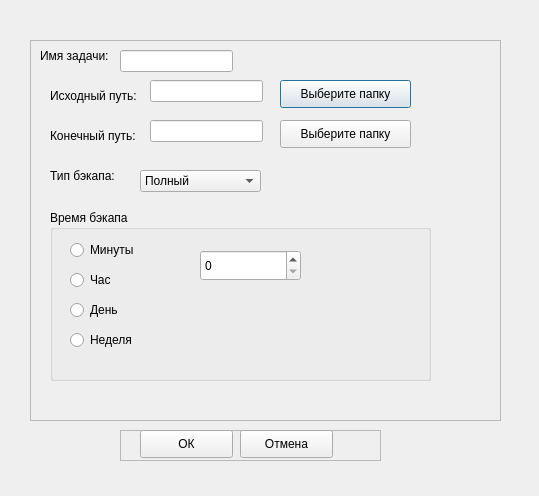
This is ui/pages/dialog/addShedule.ui in NataCher/Dat-Back as Qt 5 draws it before an edit. The edited form follows.
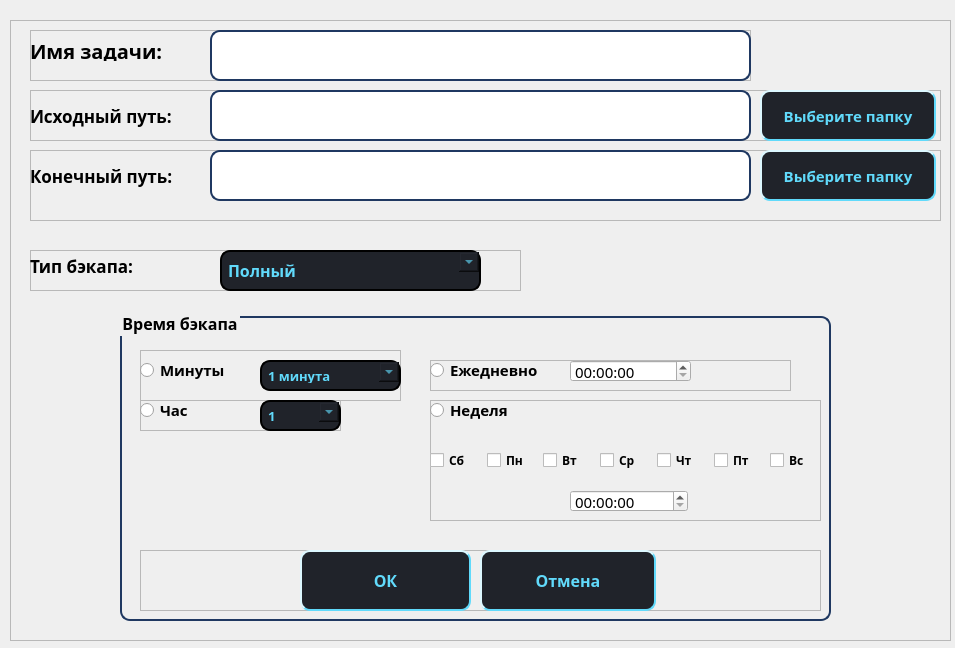
This is the edited form. Icons and pictures are not drawn.

```diff
--- a/ui/pages/dialog/addShedule.ui
+++ b/ui/pages/dialog/addShedule.ui
@@ -6,8 +6,8 @@
    <rect>
     <x>0</x>
     <y>0</y>
-    <width>539</width>
-    <height>496</height>
+    <width>955</width>
+    <height>648</height>
    </rect>
   </property>
   <property name="windowTitle">
@@ -16,10 +16,10 @@
   <widget class="QFrame" name="frame">
    <property name="geometry">
     <rect>
-     <x>30</x>
-     <y>40</y>
-     <width>471</width>
-     <height>381</height>
+     <x>10</x>
+     <y>20</y>
+     <width>941</width>
+     <height>621</height>
     </rect>
    </property>
    <property name="frameShape">
@@ -28,255 +28,1170 @@
    <property name="frameShadow">
     <enum>QFrame::Raised</enum>
    </property>
-   <widget class="QLabel" name="label">
-    <property name="geometry">
-     <rect>
-      <x>10</x>
-      <y>0</y>
-      <width>71</width>
-      <height>31</height>
-     </rect>
-    </property>
-    <property name="text">
-     <string>Имя задачи:</string>
-    </property>
-   </widget>
-   <widget class="QLineEdit" name="taskNameEdit">
-    <property name="geometry">
-     <rect>
-      <x>90</x>
-      <y>10</y>
-      <width>113</width>
-      <height>22</height>
-     </rect>
-    </property>
-   </widget>
-   <widget class="QLabel" name="label_2">
-    <property name="geometry">
-     <rect>
-      <x>20</x>
-      <y>40</y>
-      <width>91</width>
-      <height>31</height>
-     </rect>
-    </property>
-    <property name="text">
-     <string>Исходный путь:</string>
-    </property>
-   </widget>
-   <widget class="QLineEdit" name="sourcePathEdit">
-    <property name="geometry">
-     <rect>
-      <x>120</x>
-      <y>40</y>
-      <width>113</width>
-      <height>22</height>
-     </rect>
-    </property>
-   </widget>
-   <widget class="QPushButton" name="sourcePathButton">
-    <property name="geometry">
-     <rect>
-      <x>250</x>
-      <y>40</y>
-      <width>131</width>
-      <height>28</height>
-     </rect>
-    </property>
-    <property name="text">
-     <string>Выберите папку</string>
-    </property>
-   </widget>
-   <widget class="QLineEdit" name="destPathEdit">
-    <property name="geometry">
-     <rect>
-      <x>120</x>
-      <y>80</y>
-      <width>113</width>
-      <height>22</height>
-     </rect>
-    </property>
-   </widget>
-   <widget class="QLabel" name="label_5">
-    <property name="geometry">
-     <rect>
-      <x>20</x>
-      <y>80</y>
-      <width>91</width>
-      <height>31</height>
-     </rect>
-    </property>
-    <property name="text">
-     <string>Конечный путь:</string>
-    </property>
-   </widget>
-   <widget class="QPushButton" name="destPathButton">
-    <property name="geometry">
-     <rect>
-      <x>250</x>
-      <y>80</y>
-      <width>131</width>
-      <height>28</height>
-     </rect>
-    </property>
-    <property name="text">
-     <string>Выберите папку</string>
-    </property>
-   </widget>
-   <widget class="QLabel" name="label_6">
-    <property name="geometry">
-     <rect>
-      <x>20</x>
-      <y>120</y>
-      <width>91</width>
-      <height>31</height>
-     </rect>
-    </property>
-    <property name="text">
-     <string>Тип бэкапа:</string>
-    </property>
-   </widget>
-   <widget class="QComboBox" name="backupTypeCombo">
-    <property name="geometry">
-     <rect>
-      <x>110</x>
-      <y>130</y>
-      <width>121</width>
-      <height>22</height>
-     </rect>
-    </property>
-    <item>
-     <property name="text">
-      <string>Полный </string>
-     </property>
-    </item>
-    <item>
-     <property name="text">
-      <string>Инкрементальный</string>
-     </property>
-    </item>
-    <item>
-     <property name="text">
-      <string>Диференциальный</string>
-     </property>
-    </item>
-   </widget>
    <widget class="QGroupBox" name="groupBox">
     <property name="geometry">
      <rect>
-      <x>20</x>
-      <y>170</y>
-      <width>381</width>
-      <height>171</height>
+      <x>110</x>
+      <y>290</y>
+      <width>711</width>
+      <height>311</height>
      </rect>
     </property>
+    <property name="font">
+     <font>
+      <family>Century Gothic</family>
+      <pointsize>12</pointsize>
+      <weight>75</weight>
+      <bold>true</bold>
+     </font>
+    </property>
+    <property name="styleSheet">
+     <string notr="true">QGroupBox {
+    border: 2px solid #1f3861;
+    border-radius: 10px;
+    margin-top: 6px;
+}
+
+QGroupBox::indicator:unchecked {
+    background-color: #20232A;
+}
+
+QGroupBox::indicator:checked {
+    background-color: #1c4483;
+}
+
+QComboBox {
+    background-color: #20232A;
+    color: #61dafb;
+    border-style: outset;
+    border-width: 2px;
+    border-radius: 10px;
+    padding: 6px;
+}
+
+QComboBox:hover {
+    background-color: #1f3861;
+}
+
+QComboBox:pressed {
+    background-color: #1c4483;
+}
+
+QComboBox::drop-down {
+    width: 20px;
+    height: 20px;
+}
+
+QComboBox QAbstractItemView {
+    background-color: #20232A;
+    color: #61dafb;
+    border: 2px solid #1f3861;
+    selection-background-color: #1c4483;
+}
+
+</string>
+    </property>
     <property name="title">
      <string>Время бэкапа</string>
     </property>
-    <widget class="QRadioButton" name="minutesRadio">
+    <widget class="QFrame" name="frame_8">
      <property name="geometry">
       <rect>
        <x>20</x>
-       <y>30</y>
-       <width>95</width>
-       <height>20</height>
-      </rect>
-     </property>
-     <property name="text">
-      <string>Минуты</string>
-     </property>
-    </widget>
-    <widget class="QRadioButton" name="hoursRadio">
-     <property name="geometry">
-      <rect>
-       <x>20</x>
-       <y>60</y>
-       <width>95</width>
-       <height>20</height>
-      </rect>
-     </property>
-     <property name="text">
-      <string>Час</string>
-     </property>
-    </widget>
-    <widget class="QRadioButton" name="daysRadio">
-     <property name="geometry">
-      <rect>
-       <x>20</x>
-       <y>90</y>
-       <width>95</width>
-       <height>20</height>
-      </rect>
-     </property>
-     <property name="text">
-      <string>День</string>
-     </property>
-    </widget>
-    <widget class="QRadioButton" name="weeksRadio">
-     <property name="geometry">
-      <rect>
-       <x>20</x>
-       <y>120</y>
-       <width>95</width>
-       <height>20</height>
-      </rect>
-     </property>
-     <property name="text">
-      <string>Неделя</string>
-     </property>
-    </widget>
-    <widget class="QSpinBox" name="timeSpinBox">
-     <property name="geometry">
-      <rect>
-       <x>150</x>
        <y>40</y>
-       <width>101</width>
+       <width>261</width>
+       <height>51</height>
+      </rect>
+     </property>
+     <property name="frameShape">
+      <enum>QFrame::StyledPanel</enum>
+     </property>
+     <property name="frameShadow">
+      <enum>QFrame::Raised</enum>
+     </property>
+     <widget class="QRadioButton" name="minutesRadio">
+      <property name="geometry">
+       <rect>
+        <x>0</x>
+        <y>10</y>
+        <width>111</width>
+        <height>20</height>
+       </rect>
+      </property>
+      <property name="font">
+       <font>
+        <family>Century Gothic</family>
+        <pointsize>11</pointsize>
+        <weight>75</weight>
+        <bold>true</bold>
+       </font>
+      </property>
+      <property name="text">
+       <string>Минуты</string>
+      </property>
+     </widget>
+     <widget class="QComboBox" name="minutesComboBox">
+      <property name="geometry">
+       <rect>
+        <x>120</x>
+        <y>10</y>
+        <width>141</width>
+        <height>31</height>
+       </rect>
+      </property>
+      <property name="font">
+       <font>
+        <family>Century Gothic</family>
+        <pointsize>10</pointsize>
+        <weight>75</weight>
+        <bold>true</bold>
+       </font>
+      </property>
+      <property name="styleSheet">
+       <string notr="true">QComboBox {
+    background-color: #20232A;
+    color: #61dafb;
+    border-style: outset;
+    border-width: 2px;
+    border-radius: 10px;
+    padding: 6px;
+}
+
+QComboBox:hover {
+    background-color: #1f3861;
+}
+
+QComboBox:pressed {
+    background-color: #1c4483;
+}
+
+QComboBox::drop-down {
+    width: 20px;
+    height: 20px;
+}
+
+QComboBox QAbstractItemView {
+    background-color: #20232A;
+    color: #61dafb;
+    border: 2px solid #1f3861;
+    selection-background-color: #1c4483;
+}
+</string>
+      </property>
+      <item>
+       <property name="text">
+        <string>1 минута</string>
+       </property>
+      </item>
+      <item>
+       <property name="text">
+        <string>5 минут</string>
+       </property>
+      </item>
+      <item>
+       <property name="text">
+        <string>10 минут</string>
+       </property>
+      </item>
+      <item>
+       <property name="text">
+        <string>15 минут</string>
+       </property>
+      </item>
+      <item>
+       <property name="text">
+        <string>20 минут</string>
+       </property>
+      </item>
+      <item>
+       <property name="text">
+        <string>25 минут</string>
+       </property>
+      </item>
+      <item>
+       <property name="text">
+        <string>30 минут</string>
+       </property>
+      </item>
+      <item>
+       <property name="text">
+        <string>35 минут</string>
+       </property>
+      </item>
+      <item>
+       <property name="text">
+        <string>40 минут</string>
+       </property>
+      </item>
+      <item>
+       <property name="text">
+        <string>45 минут</string>
+       </property>
+      </item>
+      <item>
+       <property name="text">
+        <string>50 минут</string>
+       </property>
+      </item>
+      <item>
+       <property name="text">
+        <string>55 минут</string>
+       </property>
+      </item>
+      <item>
+       <property name="text">
+        <string>60 минут</string>
+       </property>
+      </item>
+     </widget>
+    </widget>
+    <widget class="QFrame" name="frame_9">
+     <property name="geometry">
+      <rect>
+       <x>20</x>
+       <y>90</y>
+       <width>201</width>
        <height>31</height>
       </rect>
      </property>
+     <property name="frameShape">
+      <enum>QFrame::StyledPanel</enum>
+     </property>
+     <property name="frameShadow">
+      <enum>QFrame::Raised</enum>
+     </property>
+     <widget class="QRadioButton" name="hoursRadio">
+      <property name="geometry">
+       <rect>
+        <x>0</x>
+        <y>0</y>
+        <width>111</width>
+        <height>20</height>
+       </rect>
+      </property>
+      <property name="font">
+       <font>
+        <family>Century Gothic</family>
+        <pointsize>11</pointsize>
+        <weight>75</weight>
+        <bold>true</bold>
+       </font>
+      </property>
+      <property name="text">
+       <string>Час</string>
+      </property>
+     </widget>
+     <widget class="QComboBox" name="hoursComboBox">
+      <property name="geometry">
+       <rect>
+        <x>120</x>
+        <y>0</y>
+        <width>81</width>
+        <height>31</height>
+       </rect>
+      </property>
+      <property name="font">
+       <font>
+        <family>Century Gothic</family>
+        <pointsize>10</pointsize>
+        <weight>75</weight>
+        <bold>true</bold>
+       </font>
+      </property>
+      <property name="styleSheet">
+       <string notr="true">QComboBox {
+    background-color: #20232A;
+    color: #61dafb;
+    border-style: outset;
+    border-width: 2px;
+    border-radius: 10px;
+    padding: 6px;
+}
+
+QComboBox:hover {
+    background-color: #1f3861;
+}
+
+QComboBox:pressed {
+    background-color: #1c4483;
+}
+
+QComboBox::drop-down {
+    width: 20px;
+    height: 20px;
+}
+
+QComboBox QAbstractItemView {
+    background-color: #20232A;
+    color: #61dafb;
+    border: 2px solid #1f3861;
+    selection-background-color: #1c4483;
+}
+</string>
+      </property>
+      <item>
+       <property name="text">
+        <string>1</string>
+       </property>
+      </item>
+      <item>
+       <property name="text">
+        <string>2</string>
+       </property>
+      </item>
+      <item>
+       <property name="text">
+        <string>3</string>
+       </property>
+      </item>
+      <item>
+       <property name="text">
+        <string>4</string>
+       </property>
+      </item>
+      <item>
+       <property name="text">
+        <string>5</string>
+       </property>
+      </item>
+      <item>
+       <property name="text">
+        <string>6</string>
+       </property>
+      </item>
+      <item>
+       <property name="text">
+        <string>7</string>
+       </property>
+      </item>
+      <item>
+       <property name="text">
+        <string>8</string>
+       </property>
+      </item>
+      <item>
+       <property name="text">
+        <string>9</string>
+       </property>
+      </item>
+      <item>
+       <property name="text">
+        <string>10</string>
+       </property>
+      </item>
+      <item>
+       <property name="text">
+        <string>11</string>
+       </property>
+      </item>
+      <item>
+       <property name="text">
+        <string>12</string>
+       </property>
+      </item>
+      <item>
+       <property name="text">
+        <string>13</string>
+       </property>
+      </item>
+      <item>
+       <property name="text">
+        <string>14</string>
+       </property>
+      </item>
+      <item>
+       <property name="text">
+        <string>15</string>
+       </property>
+      </item>
+      <item>
+       <property name="text">
+        <string>16</string>
+       </property>
+      </item>
+      <item>
+       <property name="text">
+        <string>17</string>
+       </property>
+      </item>
+      <item>
+       <property name="text">
+        <string>18</string>
+       </property>
+      </item>
+      <item>
+       <property name="text">
+        <string>19</string>
+       </property>
+      </item>
+      <item>
+       <property name="text">
+        <string>20</string>
+       </property>
+      </item>
+      <item>
+       <property name="text">
+        <string>21</string>
+       </property>
+      </item>
+      <item>
+       <property name="text">
+        <string>22</string>
+       </property>
+      </item>
+      <item>
+       <property name="text">
+        <string>23</string>
+       </property>
+      </item>
+      <item>
+       <property name="text">
+        <string>24</string>
+       </property>
+      </item>
+     </widget>
     </widget>
+    <widget class="QFrame" name="frame_10">
+     <property name="geometry">
+      <rect>
+       <x>310</x>
+       <y>50</y>
+       <width>361</width>
+       <height>31</height>
+      </rect>
+     </property>
+     <property name="frameShape">
+      <enum>QFrame::StyledPanel</enum>
+     </property>
+     <property name="frameShadow">
+      <enum>QFrame::Raised</enum>
+     </property>
+     <widget class="QRadioButton" name="daysRadio">
+      <property name="geometry">
+       <rect>
+        <x>0</x>
+        <y>0</y>
+        <width>141</width>
+        <height>20</height>
+       </rect>
+      </property>
+      <property name="font">
+       <font>
+        <family>Century Gothic</family>
+        <pointsize>11</pointsize>
+        <weight>75</weight>
+        <bold>true</bold>
+       </font>
+      </property>
+      <property name="text">
+       <string>Ежедневно</string>
+      </property>
+     </widget>
+     <widget class="QTimeEdit" name="dayTimeEdit">
+      <property name="geometry">
+       <rect>
+        <x>140</x>
+        <y>0</y>
+        <width>121</width>
+        <height>22</height>
+       </rect>
+      </property>
+      <property name="font">
+       <font>
+        <family>Century Gothic</family>
+        <pointsize>11</pointsize>
+        <weight>50</weight>
+        <bold>false</bold>
+       </font>
+      </property>
+     </widget>
+    </widget>
+    <widget class="QFrame" name="frame_11">
+     <property name="geometry">
+      <rect>
+       <x>310</x>
+       <y>90</y>
+       <width>391</width>
+       <height>121</height>
+      </rect>
+     </property>
+     <property name="frameShape">
+      <enum>QFrame::StyledPanel</enum>
+     </property>
+     <property name="frameShadow">
+      <enum>QFrame::Raised</enum>
+     </property>
+     <widget class="QRadioButton" name="weeksRadio">
+      <property name="geometry">
+       <rect>
+        <x>0</x>
+        <y>0</y>
+        <width>131</width>
+        <height>20</height>
+       </rect>
+      </property>
+      <property name="font">
+       <font>
+        <family>Century Gothic</family>
+        <pointsize>11</pointsize>
+        <weight>75</weight>
+        <bold>true</bold>
+       </font>
+      </property>
+      <property name="text">
+       <string>Неделя</string>
+      </property>
+     </widget>
+     <widget class="QWidget" name="weekDaysGroup" native="true">
+      <property name="geometry">
+       <rect>
+        <x>0</x>
+        <y>40</y>
+        <width>391</width>
+        <height>41</height>
+       </rect>
+      </property>
+      <layout class="QHBoxLayout" name="horizontalLayout">
+       <item>
+        <widget class="QCheckBox" name="saturdayCheckBox">
+         <property name="font">
+          <font>
+           <family>Century Gothic</family>
+           <pointsize>9</pointsize>
+           <weight>75</weight>
+           <bold>true</bold>
+          </font>
+         </property>
+         <property name="text">
+          <string>Сб</string>
+         </property>
+        </widget>
+       </item>
+       <item>
+        <widget class="QCheckBox" name="mondayCheckBox">
+         <property name="font">
+          <font>
+           <family>Century Gothic</family>
+           <pointsize>9</pointsize>
+           <weight>75</weight>
+           <bold>true</bold>
+          </font>
+         </property>
+         <property name="text">
+          <string>Пн</string>
+         </property>
+        </widget>
+       </item>
+       <item>
+        <widget class="QCheckBox" name="tuesdayCheckBox">
+         <property name="font">
+          <font>
+           <family>Century Gothic</family>
+           <pointsize>9</pointsize>
+           <weight>75</weight>
+           <bold>true</bold>
+          </font>
+         </property>
+         <property name="text">
+          <string>Вт</string>
+         </property>
+        </widget>
+       </item>
+       <item>
+        <widget class="QCheckBox" name="wednesdayCheckBox">
+         <property name="font">
+          <font>
+           <family>Century Gothic</family>
+           <pointsize>9</pointsize>
+           <weight>75</weight>
+           <bold>true</bold>
+          </font>
+         </property>
+         <property name="text">
+          <string>Ср</string>
+         </property>
+        </widget>
+       </item>
+       <item>
+        <widget class="QCheckBox" name="thursdayCheckBox">
+         <property name="font">
+          <font>
+           <family>Century Gothic</family>
+           <pointsize>9</pointsize>
+           <weight>75</weight>
+           <bold>true</bold>
+          </font>
+         </property>
+         <property name="text">
+          <string>Чт</string>
+         </property>
+        </widget>
+       </item>
+       <item>
+        <widget class="QCheckBox" name="fridayCheckBox">
+         <property name="font">
+          <font>
+           <family>Century Gothic</family>
+           <pointsize>9</pointsize>
+           <weight>75</weight>
+           <bold>true</bold>
+          </font>
+         </property>
+         <property name="text">
+          <string>Пт</string>
+         </property>
+        </widget>
+       </item>
+       <item>
+        <widget class="QCheckBox" name="sundayCheckBox">
+         <property name="font">
+          <font>
+           <family>Century Gothic</family>
+           <pointsize>9</pointsize>
+           <weight>75</weight>
+           <bold>true</bold>
+          </font>
+         </property>
+         <property name="text">
+          <string>Вс</string>
+         </property>
+        </widget>
+       </item>
+      </layout>
+     </widget>
+     <widget class="QTimeEdit" name="weekTimeEdit">
+      <property name="geometry">
+       <rect>
+        <x>140</x>
+        <y>90</y>
+        <width>118</width>
+        <height>22</height>
+       </rect>
+      </property>
+      <property name="font">
+       <font>
+        <family>Century Gothic</family>
+        <pointsize>11</pointsize>
+        <weight>50</weight>
+        <bold>false</bold>
+       </font>
+      </property>
+     </widget>
+    </widget>
+    <widget class="QFrame" name="frame_2">
+     <property name="geometry">
+      <rect>
+       <x>20</x>
+       <y>240</y>
+       <width>681</width>
+       <height>61</height>
+      </rect>
+     </property>
+     <property name="frameShape">
+      <enum>QFrame::StyledPanel</enum>
+     </property>
+     <property name="frameShadow">
+      <enum>QFrame::Raised</enum>
+     </property>
+     <widget class="QPushButton" name="okButton">
+      <property name="geometry">
+       <rect>
+        <x>160</x>
+        <y>0</y>
+        <width>171</width>
+        <height>61</height>
+       </rect>
+      </property>
+      <property name="font">
+       <font>
+        <family>Century Gothic</family>
+        <pointsize>12</pointsize>
+        <weight>75</weight>
+        <bold>true</bold>
+       </font>
+      </property>
+      <property name="styleSheet">
+       <string notr="true">            QWidget {
+                background-color: #20232A;
+                color: #61dafb;
+            }
+QPushButton {
+                border-style: outset;
+                border-width: 2px;
+                border-radius: 10px;
+                padding: 6px;
+}
+QPushButton:hover {
+background-color: #1f3861;
+}
+QPushButton:pressed {
+background-color: #1c4483;
+
+}
+            QLabel {
+                color: #61dafb;
+                font: bold 16px;
+            }
+
+
+
+
+</string>
+      </property>
+      <property name="text">
+       <string>ОК</string>
+      </property>
+     </widget>
+     <widget class="QPushButton" name="cancelButton">
+      <property name="geometry">
+       <rect>
+        <x>340</x>
+        <y>0</y>
+        <width>176</width>
+        <height>61</height>
+       </rect>
+      </property>
+      <property name="font">
+       <font>
+        <family>Century Gothic</family>
+        <pointsize>12</pointsize>
+        <weight>75</weight>
+        <bold>true</bold>
+       </font>
+      </property>
+      <property name="styleSheet">
+       <string notr="true">            QWidget {
+                background-color: #20232A;
+                color: #61dafb;
+            }
+QPushButton {
+                border-style: outset;
+                border-width: 2px;
+                border-radius: 10px;
+                padding: 6px;
+}
+QPushButton:hover {
+background-color: #1f3861;
+}
+QPushButton:pressed {
+background-color: #1c4483;
+
+}
+            QLabel {
+                color: #61dafb;
+                font: bold 16px;
+            }
+
+
+
+
+</string>
+      </property>
+      <property name="text">
+       <string>Отмена</string>
+      </property>
+     </widget>
+    </widget>
    </widget>
-  </widget>
-  <widget class="QFrame" name="frame_2">
-   <property name="geometry">
-    <rect>
-     <x>120</x>
-     <y>430</y>
-     <width>261</width>
-     <height>31</height>
-    </rect>
-   </property>
-   <property name="frameShape">
-    <enum>QFrame::StyledPanel</enum>
-   </property>
-   <property name="frameShadow">
-    <enum>QFrame::Raised</enum>
-   </property>
-   <widget class="QPushButton" name="okButton">
+   <widget class="QFrame" name="frame_3">
     <property name="geometry">
      <rect>
       <x>20</x>
-      <y>0</y>
-      <width>93</width>
-      <height>28</height>
+      <y>10</y>
+      <width>721</width>
+      <height>51</height>
      </rect>
     </property>
-    <property name="text">
-     <string>ОК</string>
+    <property name="frameShape">
+     <enum>QFrame::StyledPanel</enum>
     </property>
+    <property name="frameShadow">
+     <enum>QFrame::Raised</enum>
+    </property>
+    <widget class="QLabel" name="label">
+     <property name="geometry">
+      <rect>
+       <x>0</x>
+       <y>10</y>
+       <width>161</width>
+       <height>21</height>
+      </rect>
+     </property>
+     <property name="font">
+      <font>
+       <family>Century Gothic</family>
+       <pointsize>15</pointsize>
+       <weight>75</weight>
+       <bold>true</bold>
+      </font>
+     </property>
+     <property name="text">
+      <string>Имя задачи:</string>
+     </property>
+    </widget>
+    <widget class="QLineEdit" name="taskNameEdit">
+     <property name="geometry">
+      <rect>
+       <x>180</x>
+       <y>0</y>
+       <width>541</width>
+       <height>51</height>
+      </rect>
+     </property>
+     <property name="font">
+      <font>
+       <family>Century Gothic</family>
+       <pointsize>12</pointsize>
+      </font>
+     </property>
+     <property name="styleSheet">
+      <string notr="true">QLineEdit {
+                border-style: outset;
+                border-width: 2px;
+                border-radius: 10px;
+                min-width: 10em;
+                padding: 6px;
+    			border: 2px solid #1f3861;
+}
+
+
+
+</string>
+     </property>
+    </widget>
    </widget>
-   <widget class="QPushButton" name="cancelButton">
+   <widget class="QFrame" name="frame_5">
     <property name="geometry">
      <rect>
-      <x>120</x>
-      <y>0</y>
-      <width>93</width>
-      <height>28</height>
+      <x>20</x>
+      <y>70</y>
+      <width>911</width>
+      <height>51</height>
      </rect>
     </property>
-    <property name="text">
-     <string>Отмена</string>
+    <property name="frameShape">
+     <enum>QFrame::StyledPanel</enum>
     </property>
+    <property name="frameShadow">
+     <enum>QFrame::Raised</enum>
+    </property>
+    <widget class="QLabel" name="label_2">
+     <property name="geometry">
+      <rect>
+       <x>0</x>
+       <y>10</y>
+       <width>181</width>
+       <height>31</height>
+      </rect>
+     </property>
+     <property name="font">
+      <font>
+       <family>Century Gothic</family>
+       <pointsize>13</pointsize>
+       <weight>75</weight>
+       <bold>true</bold>
+      </font>
+     </property>
+     <property name="text">
+      <string>Исходный путь:</string>
+     </property>
+    </widget>
+    <widget class="QLineEdit" name="sourcePathEdit">
+     <property name="geometry">
+      <rect>
+       <x>180</x>
+       <y>0</y>
+       <width>541</width>
+       <height>51</height>
+      </rect>
+     </property>
+     <property name="font">
+      <font>
+       <family>Century Gothic</family>
+       <pointsize>13</pointsize>
+      </font>
+     </property>
+     <property name="styleSheet">
+      <string notr="true">QLineEdit {
+                border-style: outset;
+                border-width: 2px;
+                border-radius: 10px;
+                min-width: 10em;
+                padding: 6px;
+    			border: 2px solid #1f3861;
+}
+
+
+</string>
+     </property>
+    </widget>
+    <widget class="QPushButton" name="sourcePathButton">
+     <property name="geometry">
+      <rect>
+       <x>730</x>
+       <y>0</y>
+       <width>176</width>
+       <height>51</height>
+      </rect>
+     </property>
+     <property name="font">
+      <font>
+       <family>Century Gothic</family>
+       <pointsize>11</pointsize>
+       <weight>75</weight>
+       <bold>true</bold>
+      </font>
+     </property>
+     <property name="styleSheet">
+      <string notr="true">            QWidget {
+                background-color: #20232A;
+                color: #61dafb;
+            }
+QPushButton {
+                border-style: outset;
+                border-width: 2px;
+                border-radius: 10px;
+                min-width: 10em;
+                padding: 6px;
+}
+QPushButton:hover {
+background-color: #1f3861;
+}
+QPushButton:pressed {
+background-color: #1c4483;
+
+}
+            QLabel {
+                color: #61dafb;
+                font: bold 16px;
+            }
+
+
+
+
+</string>
+     </property>
+     <property name="text">
+      <string>Выберите папку</string>
+     </property>
+    </widget>
+   </widget>
+   <widget class="QFrame" name="frame_6">
+    <property name="geometry">
+     <rect>
+      <x>20</x>
+      <y>130</y>
+      <width>911</width>
+      <height>71</height>
+     </rect>
+    </property>
+    <property name="frameShape">
+     <enum>QFrame::StyledPanel</enum>
+    </property>
+    <property name="frameShadow">
+     <enum>QFrame::Raised</enum>
+    </property>
+    <widget class="QLabel" name="label_5">
+     <property name="geometry">
+      <rect>
+       <x>0</x>
+       <y>10</y>
+       <width>171</width>
+       <height>31</height>
+      </rect>
+     </property>
+     <property name="font">
+      <font>
+       <family>Century Gothic</family>
+       <pointsize>13</pointsize>
+       <weight>75</weight>
+       <bold>true</bold>
+      </font>
+     </property>
+     <property name="text">
+      <string>Конечный путь:</string>
+     </property>
+    </widget>
+    <widget class="QLineEdit" name="destPathEdit">
+     <property name="geometry">
+      <rect>
+       <x>180</x>
+       <y>0</y>
+       <width>541</width>
+       <height>51</height>
+      </rect>
+     </property>
+     <property name="font">
+      <font>
+       <family>Century Gothic</family>
+       <pointsize>12</pointsize>
+      </font>
+     </property>
+     <property name="styleSheet">
+      <string notr="true">QLineEdit {
+                border-style: outset;
+                border-width: 2px;
+                border-radius: 10px;
+                min-width: 10em;
+                padding: 6px;
+    			border: 2px solid #1f3861;
+}
+
+
+</string>
+     </property>
+    </widget>
+    <widget class="QPushButton" name="destPathButton">
+     <property name="geometry">
+      <rect>
+       <x>730</x>
+       <y>0</y>
+       <width>176</width>
+       <height>51</height>
+      </rect>
+     </property>
+     <property name="font">
+      <font>
+       <family>Century Gothic</family>
+       <pointsize>11</pointsize>
+       <weight>75</weight>
+       <bold>true</bold>
+      </font>
+     </property>
+     <property name="styleSheet">
+      <string notr="true">            QWidget {
+                background-color: #20232A;
+                color: #61dafb;
+            }
+QPushButton {
+                border-style: outset;
+                border-width: 2px;
+                border-radius: 10px;
+                min-width: 10em;
+                padding: 6px;
+}
+QPushButton:hover {
+background-color: #1f3861;
+}
+QPushButton:pressed {
+background-color: #1c4483;
+
+}
+            QLabel {
+                color: #61dafb;
+                font: bold 16px;
+            }
+
+
+
+
+</string>
+     </property>
+     <property name="text">
+      <string>Выберите папку</string>
+     </property>
+    </widget>
+   </widget>
+   <widget class="QFrame" name="frame_7">
+    <property name="geometry">
+     <rect>
+      <x>20</x>
+      <y>230</y>
+      <width>491</width>
+      <height>41</height>
+     </rect>
+    </property>
+    <property name="frameShape">
+     <enum>QFrame::StyledPanel</enum>
+    </property>
+    <property name="frameShadow">
+     <enum>QFrame::Raised</enum>
+    </property>
+    <widget class="QLabel" name="label_6">
+     <property name="geometry">
+      <rect>
+       <x>0</x>
+       <y>0</y>
+       <width>141</width>
+       <height>31</height>
+      </rect>
+     </property>
+     <property name="font">
+      <font>
+       <family>Century Gothic</family>
+       <pointsize>13</pointsize>
+       <weight>75</weight>
+       <bold>true</bold>
+      </font>
+     </property>
+     <property name="text">
+      <string>Тип бэкапа:</string>
+     </property>
+    </widget>
+    <widget class="QComboBox" name="backupTypeCombo">
+     <property name="geometry">
+      <rect>
+       <x>190</x>
+       <y>0</y>
+       <width>261</width>
+       <height>41</height>
+      </rect>
+     </property>
+     <property name="font">
+      <font>
+       <family>Century Gothic</family>
+       <pointsize>12</pointsize>
+       <weight>75</weight>
+       <bold>true</bold>
+      </font>
+     </property>
+     <property name="styleSheet">
+      <string notr="true">QComboBox {
+    background-color: #20232A;
+    color: #61dafb;
+    border-style: outset;
+    border-width: 2px;
+    border-radius: 10px;
+    padding: 6px;
+}
+
+QComboBox:hover {
+    background-color: #1f3861;
+}
+
+QComboBox:pressed {
+    background-color: #1c4483;
+}
+
+QComboBox::drop-down {
+    width: 20px;
+    height: 20px;
+}
+
+QComboBox QAbstractItemView {
+    background-color: #20232A;
+    color: #61dafb;
+    border: 2px solid #1f3861;
+    selection-background-color: #1c4483;
+}
+</string>
+     </property>
+     <item>
+      <property name="text">
+       <string>Полный</string>
+      </property>
+     </item>
+     <item>
+      <property name="text">
+       <string>Инкрементальный</string>
+      </property>
+     </item>
+     <item>
+      <property name="text">
+       <string>Дифференциальный</string>
+      </property>
+     </item>
+    </widget>
    </widget>
   </widget>
  </widget>
```
Left out of the diff: 12 changed lines with no effect on the pictures.
